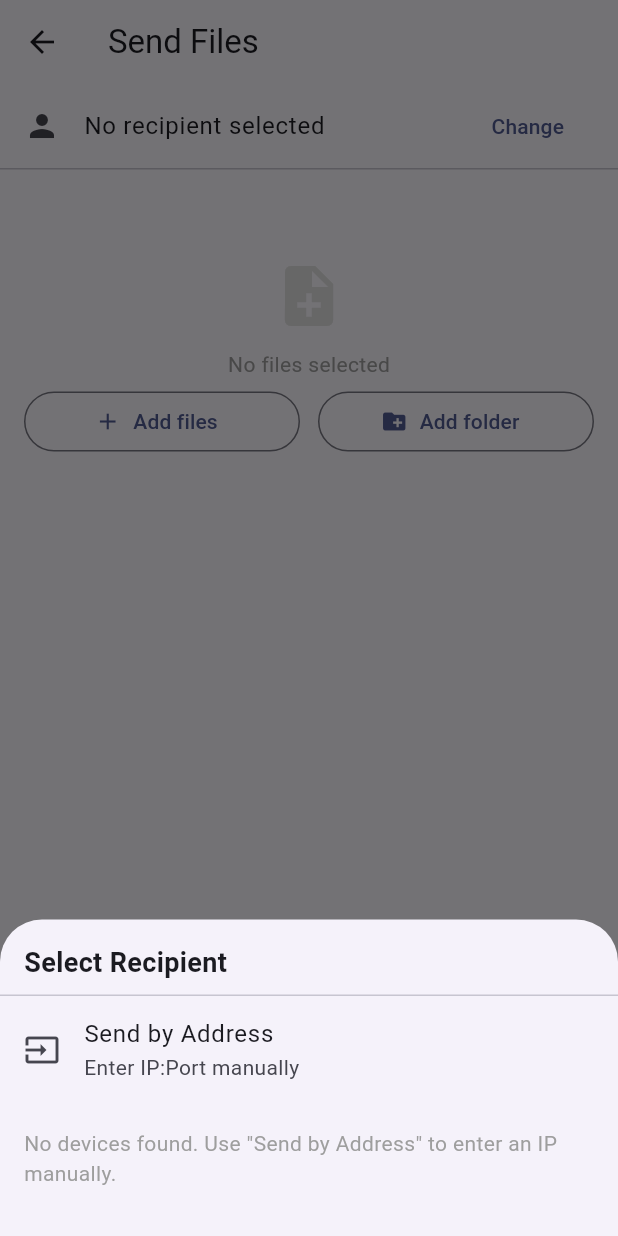
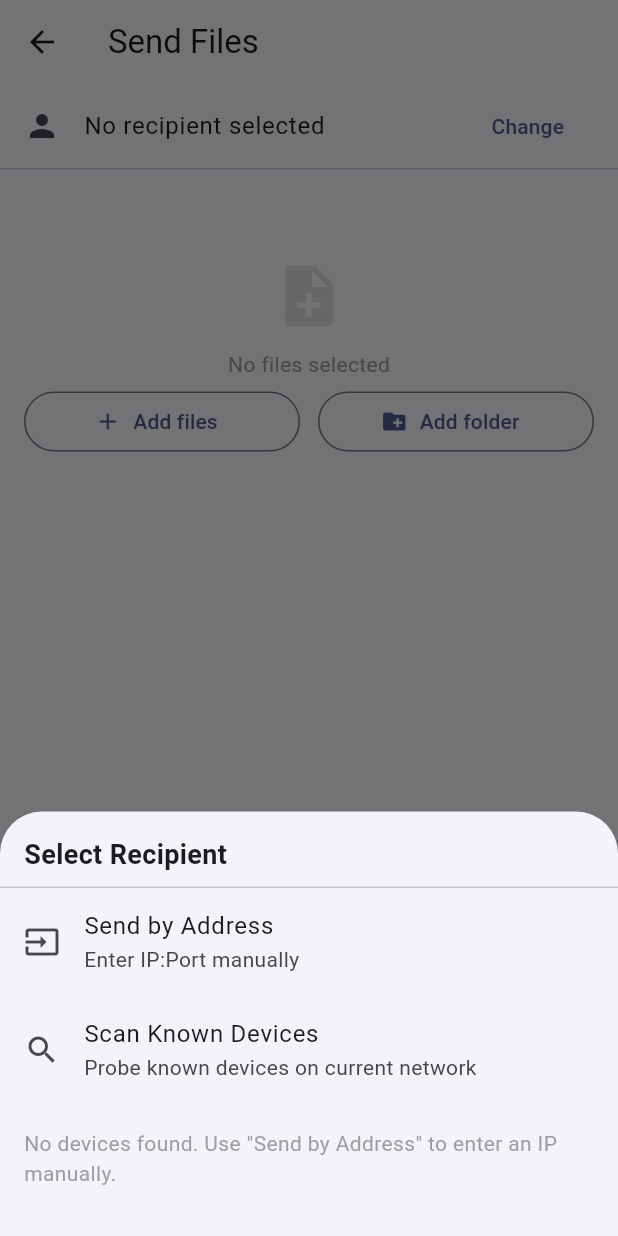
Before and after one commit to zerosignal0101/privet, a Flutter app: the SendPreparationPage screen opened directly, after a tap on "Change", on a phone screen of 412 x 824 dp. Run offline on Flutter 3.47's test engine with Material 3 defaults, Android fonts, the phone set to English and light mode, and no system bars; our stand-ins replace file_picker, flutter_riverpod, open_file, shared_preferences; missing offline and left inert: dart:ffi; accounts and stored records are empty.

Commit message:
fix: probe devices and fingerprint display

```diff
--- a/privet_app/lib/widgets/peer_picker_sheet.dart
+++ b/privet_app/lib/widgets/peer_picker_sheet.dart
@@ -5,7 +5,7 @@ import '../providers/providers.dart';
 
 /// Bottom sheet for picking a peer to send files to.
 /// Shows: discovered peers, probed devices, known devices, "Send by Address" option.
-class PeerPickerSheet extends ConsumerWidget {
+class PeerPickerSheet extends ConsumerStatefulWidget {
   final void Function(String address, {String? name, String? fingerprint}) onSelected;
 
   const PeerPickerSheet({super.key, required this.onSelected});
@@ -21,7 +21,23 @@ class PeerPickerSheet extends ConsumerWidget {
   }
 
   @override
-  Widget build(BuildContext context, WidgetRef ref) {
+  ConsumerState<PeerPickerSheet> createState() => _PeerPickerSheetState();
+}
+
+class _PeerPickerSheetState extends ConsumerState<PeerPickerSheet> {
+  bool _isScanning = false;
+
+  Future<void> _scanKnownDevices() async {
+    setState(() => _isScanning = true);
+    try {
+      await ref.read(probedDevicesProvider.notifier).scan();
+    } finally {
+      if (mounted) setState(() => _isScanning = false);
+    }
+  }
+
+  @override
+  Widget build(BuildContext context) {
     final peers = ref.watch(peerListProvider);
     final probed = ref.watch(probedDevicesProvider);
 
@@ -49,6 +65,17 @@ class PeerPickerSheet extends ConsumerWidget {
                 _showAddressDialog(context);
               },
             ),
+            ListTile(
+              leading: _isScanning
+                  ? const SizedBox(
+                      width: 20, height: 20,
+                      child: CircularProgressIndicator(strokeWidth: 2),
+                    )
+                  : const Icon(Icons.search),
+              title: const Text('Scan Known Devices'),
+              subtitle: const Text('Probe known devices on current network'),
+              onTap: _isScanning ? null : _scanKnownDevices,
+            ),
             if (peers.isNotEmpty) ...[
               const Padding(
                 padding: EdgeInsets.fromLTRB(16, 8, 16, 4),
@@ -67,7 +94,7 @@ class PeerPickerSheet extends ConsumerWidget {
                     onTap: () {
                       Navigator.pop(context);
                       if (peer.addresses.isNotEmpty) {
-                        onSelected(peer.addresses.first,
+                        widget.onSelected(peer.addresses.first,
                             name: peer.name, fingerprint: peer.fingerprint);
                       }
                     },
@@ -82,11 +109,26 @@ class PeerPickerSheet extends ConsumerWidget {
               ...probed.map((peer) => ListTile(
                     leading: const Icon(Icons.link, size: 20),
                     title: Text(peer.name, style: const TextStyle(fontSize: 14)),
+                    subtitle: RichText(
+                      text: TextSpan(
+                        style: const TextStyle(fontSize: 11, color: Colors.grey),
+                        children: [
+                          TextSpan(
+                            text: peer.addresses.isNotEmpty ? peer.addresses.first : '',
+                            style: const TextStyle(fontWeight: FontWeight.w500),
+                          ),
+                          if (peer.fingerprint.isNotEmpty) ...[
+                            const TextSpan(text: '  ·  '),
+                            TextSpan(text: peer.displayFingerprint),
+                          ],
+                        ],
+                      ),
+                    ),
                     dense: true,
                     onTap: () {
                       Navigator.pop(context);
                       if (peer.addresses.isNotEmpty) {
-                        onSelected(peer.addresses.first,
+                        widget.onSelected(peer.addresses.first,
                             name: peer.name, fingerprint: peer.fingerprint);
                       }
                     },
@@ -129,7 +171,7 @@ class PeerPickerSheet extends ConsumerWidget {
               final addr = controller.text.trim();
               if (addr.isNotEmpty) {
                 Navigator.pop(ctx);
-                onSelected(addr);
+                widget.onSelected(addr);
               }
             },
             child: const Text('Send'),
```
Also changed, not shown: privet_app/lib/pages/home_page.dart (+7 -2 lines), privet_app/lib/pages/settings_page.dart (+8 -2 lines).
